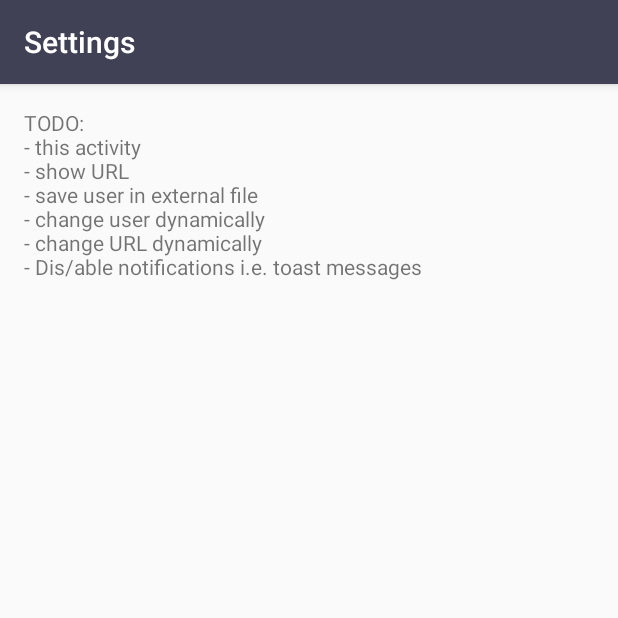
After one commit to farrutapps/tqh, an Android app: the SettingsActivity screen opened directly, with no data from a screen before it, on a phone screen of 412 x 824 dp, the top half of it. The commit adds this screen. Run offline under Robolectric (Android 15) with nearby library versions, the phone set to English and light mode, and no system bars; network calls fail.

```diff
--- a/Client/tqhApp/app/build.gradle
+++ b/Client/tqhApp/app/build.gradle
@@ -25,4 +25,5 @@ dependencies {
     compile 'com.android.support:appcompat-v7:23.2.1'
     compile 'com.android.support:design:23.2.1'
     compile 'com.google.code.gson:gson:2.8.1'
+    compile 'com.android.support:support-v4:23.2.1'
 }
--- a/Client/tqhApp/app/src/main/java/com/farrutaps/tqhapp/client/AsyncConnection.java
+++ b/Client/tqhApp/app/src/main/java/com/farrutaps/tqhapp/client/AsyncConnection.java
@@ -46,7 +46,7 @@ public class AsyncConnection extends AsyncTask<String, Void, String> {
         } catch (Exception e) {
             Controller.showToast(mContext, mContext.getString(R.string.error_esteful_not_available));
             if(!Controller.isToastEnabled())
-                Toast.makeText(mContext, "Esteful is not available", Toast.LENGTH_LONG).show();
+                Toast.makeText(mContext, mContext.getString(R.string.error_esteful_not_available), Toast.LENGTH_LONG).show();
         }
     }
 
--- a/Client/tqhApp/app/src/main/java/com/farrutaps/tqhapp/client/WebServices.java
+++ b/Client/tqhApp/app/src/main/java/com/farrutaps/tqhapp/client/WebServices.java
@@ -14,7 +14,7 @@ import java.net.URL;
 public class WebServices {
 
     private static final int CONNECTION_TIMEOUT = 5000;
-    private static final String URI = "http://192.168.0.59:6969";
+    private static final String URI = "http://esteful.feste-ip.net:57935";//"http://192.168.0.59:6969";
 
     public enum Request {
         GET(URI + "/status"),
--- /dev/null
+++ b/Client/tqhApp/app/src/main/java/com/farrutaps/tqhapp/view/SettingsActivity.java
@@ -0,0 +1,15 @@
+package com.farrutaps.tqhapp.view;
+
+import android.support.v7.app.AppCompatActivity;
+import android.os.Bundle;
+
+import com.farrutaps.tqhapp.R;
+
+public class SettingsActivity extends AppCompatActivity {
+
+    @Override
+    protected void onCreate(Bundle savedInstanceState) {
+        super.onCreate(savedInstanceState);
+        setContentView(R.layout.activity_settings);
+    }
+}
--- /dev/null
+++ b/Client/tqhApp/app/src/main/res/layout/activity_settings.xml
@@ -0,0 +1,17 @@
+<?xml version="1.0" encoding="utf-8"?>
+<RelativeLayout xmlns:android="http://schemas.android.com/apk/res/android"
+    xmlns:tools="http://schemas.android.com/tools"
+    android:layout_width="match_parent"
+    android:layout_height="match_parent"
+    android:paddingBottom="@dimen/activity_vertical_margin"
+    android:paddingLeft="@dimen/activity_horizontal_margin"
+    android:paddingRight="@dimen/activity_horizontal_margin"
+    android:paddingTop="@dimen/activity_vertical_margin"
+    tools:context="com.farrutaps.tqhapp.view.SettingsActivity">
+
+    <TextView
+        android:layout_width="match_parent"
+        android:layout_height="wrap_content"
+        android:text="TODO:\n- this activity\n- show URL\n- save user in external file\n- change user dynamically\n- change URL dynamically\n- Dis/able notifications i.e. toast messages"/>
+
+</RelativeLayout>
--- a/Client/tqhApp/app/src/main/res/menu/menu_main.xml
+++ b/Client/tqhApp/app/src/main/res/menu/menu_main.xml
@@ -3,9 +3,9 @@
     xmlns:tools="http://schemas.android.com/tools"
     tools:context=".view.MainActivity">
 
-    <!--item
+    <item
         android:id="@+id/action_settings"
         android:orderInCategory="100"
         android:title="@string/action_settings"
-        app:showAsAction="never" /-->
+        app:showAsAction="never" />
 </menu>
```
Also changed, not shown: Client/tqhApp/app/src/main/AndroidManifest.xml (+7 -2 lines), Client/tqhApp/app/src/main/java/com/farrutaps/tqhapp/view/AppCompatPreferenceActivity.java (added, +109 -0 lines), Client/tqhApp/app/src/main/java/com/farrutaps/tqhapp/view/MainActivity.java (+5 -2 lines), Client/tqhApp/app/src/main/res/drawable/ic_info_black_24dp.xml (added, +9 -0 lines), Client/tqhApp/app/src/main/res/drawable/ic_notifications_black_24dp.xml (added, +9 -0 lines), Client/tqhApp/app/src/main/res/drawable/ic_sync_black_24dp.xml (added, +9 -0 lines), Client/tqhApp/app/src/main/res/values/strings.xml (+59 -0 lines).
